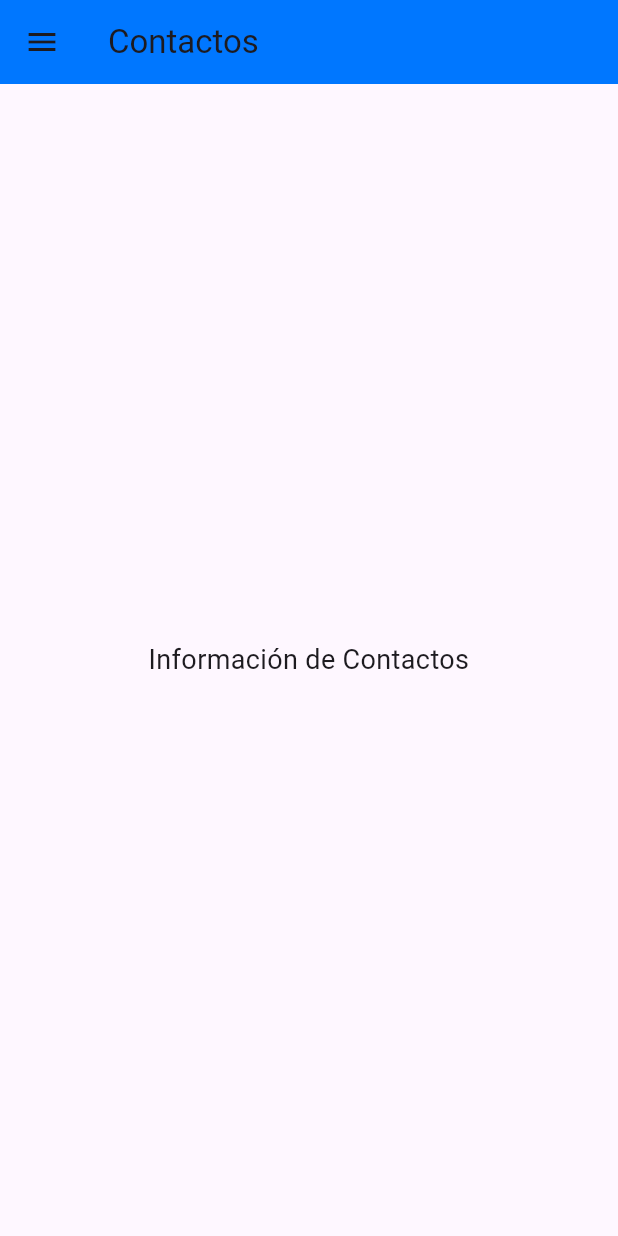
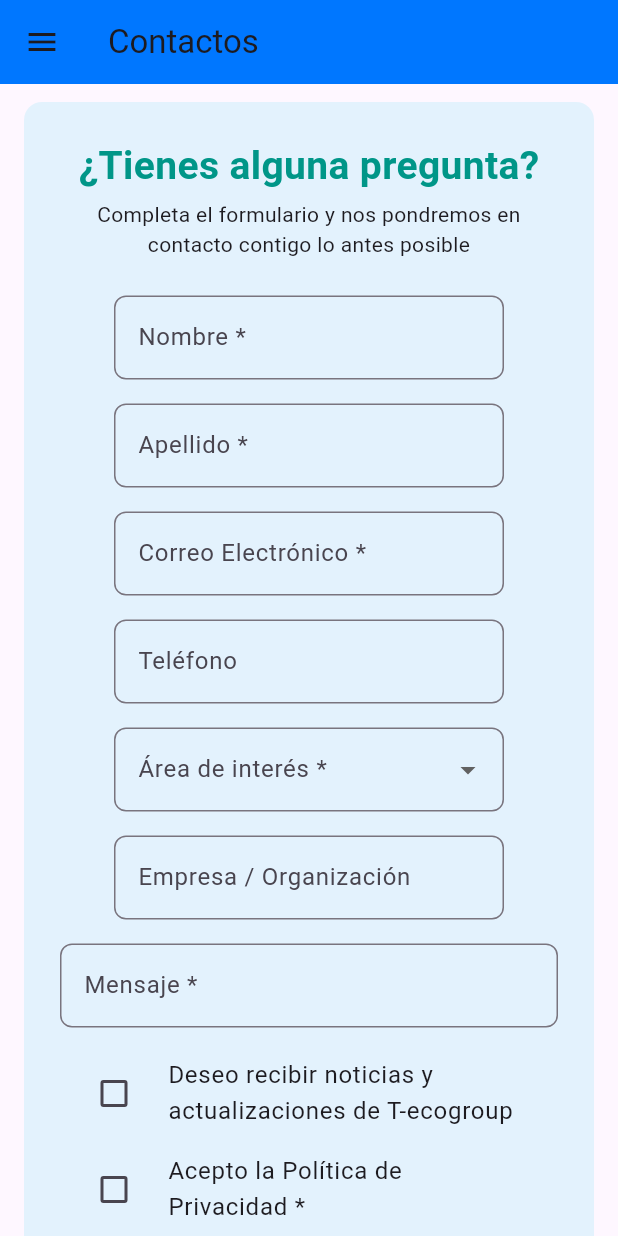
Before and after one commit to Luishernandez001/appteco, a Flutter app: the ContactosPage screen opened by its route, on a phone screen of 412 x 824 dp. Run offline on Flutter 3.47's test engine with Material 3 defaults, Android fonts, the phone set to English and light mode, and no system bars; our stand-ins replace carousel_slider, go_router.

Commit message:
se agrego contactos

```diff
--- a/lib/pages/contactos_page.dart
+++ b/lib/pages/contactos_page.dart
@@ -1,5 +1,6 @@
 import 'package:flutter/material.dart';
 import '../widgets/custom_drawer.dart';
+import '../widgets/contact_form_widget.dart';
 
 class ContactosPage extends StatelessWidget {
   const ContactosPage({Key? key}) : super(key: key);
@@ -12,15 +13,8 @@ class ContactosPage extends StatelessWidget {
         title: const Text('Contactos'),
         backgroundColor: const Color(0xFF0077FF),
       ),
-      body: const Center(
-        child: Padding(
-          padding: EdgeInsets.all(16.0),
-          child: Text(
-            'Información de Contactos',
-            textAlign: TextAlign.center,
-            style: TextStyle(fontSize: 18),
-          ),
-        ),
+      body: const SingleChildScrollView(
+        child: ContactFormWidget(),
       ),
     );
   }
--- a/lib/pages/portada_page.dart
+++ b/lib/pages/portada_page.dart
@@ -5,6 +5,7 @@ import '../widgets/mission_vision_valores_widget.dart';
 import '../widgets/custom_drawer.dart';
 import '../widgets/vida_estudiantil_widget.dart';
 import '../widgets/nuestro_ecosistema_widget.dart';
+import '../widgets/contact_form_widget.dart';
 
 class PortadaPage extends StatefulWidget {
   const PortadaPage({Key? key}) : super(key: key);
@@ -118,7 +119,7 @@ class _PortadaPageState extends State<PortadaPage> {
             KeyedSubtree(key: _institucionKey, child: const MissionVisionValoresWidget()),
             KeyedSubtree(key: _vidaKey, child: const VidaEstudiantilWidget()),
             KeyedSubtree(key: _titulosKey, child: const NuestroEcosistemaWidget()),
-            KeyedSubtree(key: _contactosKey, child: const _SectionPlaceholder(title: 'Contactos')),
+            KeyedSubtree(key: _contactosKey, child: const ContactFormWidget()),
             const SizedBox(height: 24),
           ],
         ),
--- /dev/null
+++ b/lib/widgets/contact_form_widget.dart
@@ -0,0 +1,186 @@
+import 'package:flutter/material.dart';
+
+class ContactFormWidget extends StatefulWidget {
+  const ContactFormWidget({Key? key}) : super(key: key);
+
+  @override
+  State<ContactFormWidget> createState() => _ContactFormWidgetState();
+}
+
+class _ContactFormWidgetState extends State<ContactFormWidget> with SingleTickerProviderStateMixin {
+  final _formKey = GlobalKey<FormState>();
+  final _nameCtrl = TextEditingController();
+  final _lastNameCtrl = TextEditingController();
+  final _emailCtrl = TextEditingController();
+  final _phoneCtrl = TextEditingController();
+  final _orgCtrl = TextEditingController();
+  final _messageCtrl = TextEditingController();
+
+  String? _area;
+  bool _news = false;
+  bool _terms = false;
+  bool _sending = false;
+
+  late AnimationController _btnController;
+
+  @override
+  void initState() {
+    super.initState();
+    _btnController = AnimationController(
+      vsync: this,
+      duration: const Duration(milliseconds: 300),
+      lowerBound: 0.0,
+      upperBound: 0.1,
+    );
+  }
+
+  @override
+  void dispose() {
+    _btnController.dispose();
+    _nameCtrl.dispose();
+    _lastNameCtrl.dispose();
+    _emailCtrl.dispose();
+    _phoneCtrl.dispose();
+    _orgCtrl.dispose();
+    _messageCtrl.dispose();
+    super.dispose();
+  }
+
+  void _submit() async {
+    if (!_formKey.currentState!.validate() || !_terms) return;
+    setState(() => _sending = true);
+    await Future.delayed(const Duration(seconds: 2));
+    if (!mounted) return;
+    setState(() => _sending = false);
+    ScaffoldMessenger.of(context).showSnackBar(
+      const SnackBar(content: Text('Mensaje enviado ¡Gracias!')),
+    );
+    _formKey.currentState!.reset();
+    _area = null;
+    _news = _terms = false;
+  }
+
+  Widget _buildTextField(String label, TextEditingController ctrl, {TextInputType? type, String? Function(String?)? validator}) {
+    return TextFormField(
+      controller: ctrl,
+      keyboardType: type,
+      validator: validator ?? (v) => v == null || v.trim().isEmpty ? 'Requerido' : null,
+      decoration: InputDecoration(
+        labelText: label,
+        border: OutlineInputBorder(borderRadius: BorderRadius.circular(8)),
+      ),
+    );
+  }
+
+  @override
+  Widget build(BuildContext context) {
+    final scale = 1 - _btnController.value;
+    return Container(
+      margin: const EdgeInsets.symmetric(vertical: 12, horizontal: 16),
+      padding: const EdgeInsets.all(24),
+      decoration: BoxDecoration(
+        color: Colors.blue.shade50,
+        borderRadius: BorderRadius.circular(12),
+      ),
+      child: Form(
+        key: _formKey,
+        child: Column(
+          crossAxisAlignment: CrossAxisAlignment.center,
+          children: [
+            const Text(
+              '¿Tienes alguna pregunta?',
+              style: TextStyle(fontSize: 26, fontWeight: FontWeight.bold, color: Colors.teal),
+            ),
+            const SizedBox(height: 4),
+            const Text(
+              'Completa el formulario y nos pondremos en contacto contigo lo antes posible',
+              textAlign: TextAlign.center,
+            ),
+            const SizedBox(height: 24),
+            Wrap(
+              spacing: 16,
+              runSpacing: 16,
+              children: [
+                SizedBox(width: 260, child: _buildTextField('Nombre *', _nameCtrl)),
+                SizedBox(width: 260, child: _buildTextField('Apellido *', _lastNameCtrl)),
+                SizedBox(
+                  width: 260,
+                  child: _buildTextField('Correo Electrónico *', _emailCtrl,
+                      type: TextInputType.emailAddress,
+                      validator: (v) {
+                        if (v == null || v.isEmpty) return 'Requerido';
+                        final emailReg = RegExp(r'^.+@.+\..+$');
+                        return emailReg.hasMatch(v) ? null : 'Correo inválido';
+                      }),
+                ),
+                SizedBox(width: 260, child: _buildTextField('Teléfono', _phoneCtrl, type: TextInputType.phone, validator: (_) => null)),
+                SizedBox(
+                  width: 260,
+                  child: DropdownButtonFormField<String>(
+                    value: _area,
+                    items: const [
+                      DropdownMenuItem(value: 'Academy', child: Text('Academy')),
+                      DropdownMenuItem(value: 'Lab', child: Text('Lab')),
+                      DropdownMenuItem(value: 'General', child: Text('General')),
+                    ],
+                    onChanged: (v) => setState(() => _area = v),
+                    validator: (v) => v == null ? 'Seleccione un área' : null,
+                    decoration: InputDecoration(
+                      labelText: 'Área de interés *',
+                      border: OutlineInputBorder(borderRadius: BorderRadius.circular(8)),
+                    ),
+                  ),
+                ),
+                SizedBox(width: 260, child: _buildTextField('Empresa / Organización', _orgCtrl, validator: (_) => null)),
+              ],
+            ),
+            const SizedBox(height: 16),
+            _buildTextField('Mensaje *', _messageCtrl, validator: (v) => v == null || v.trim().isEmpty ? 'Requerido' : null),
+            const SizedBox(height: 12),
+            CheckboxListTile(
+              value: _news,
+              onChanged: (v) => setState(() => _news = v ?? false),
+              title: const Text('Deseo recibir noticias y actualizaciones de T-ecogroup'),
+              controlAffinity: ListTileControlAffinity.leading,
+            ),
+            CheckboxListTile(
+              value: _terms,
+              onChanged: (v) => setState(() => _terms = v ?? false),
+              title: const Text('Acepto la Política de Privacidad *'),
+              controlAffinity: ListTileControlAffinity.leading,
+            ),
+            const SizedBox(height: 12),
+            GestureDetector(
+              onTapDown: (_) => _btnController.forward(),
+              onTapUp: (_) => _btnController.reverse(),
+              onTapCancel: () => _btnController.reverse(),
+              onTap: _sending ? null : _submit,
+              child: AnimatedBuilder(
+                animation: _btnController,
+                builder: (context, child) {
+                  return Transform.scale(
+                    scale: scale,
+                    child: child,
+                  );
+                },
+                child: Container(
+                  width: 180,
+                  padding: const EdgeInsets.symmetric(vertical: 14),
+                  decoration: BoxDecoration(
+                    gradient: const LinearGradient(colors: [Color(0xFF00B4DB), Color(0xFF00D8A7)]),
+                    borderRadius: BorderRadius.circular(50),
+                  ),
+                  child: Center(
+                    child: _sending
+                        ? const SizedBox(height: 18, width: 18, child: CircularProgressIndicator(strokeWidth: 2, color: Colors.white))
+                        : const Text('Enviar Mensaje', style: TextStyle(color: Colors.white, fontWeight: FontWeight.bold)),
+                  ),
+                ),
+              ),
+            ),
+          ],
+        ),
+      ),
+    );
+  }
+}
```
